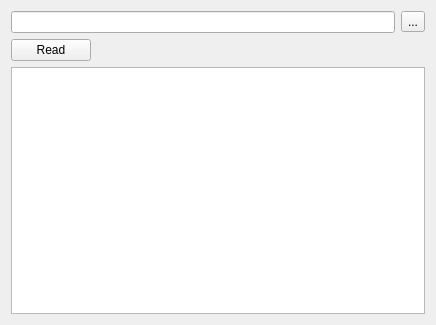
hirseboy/IFC-Import-Plugin, file externals/IFCImportPlugin/src/ImportWPRead.ui: the form before one commit.
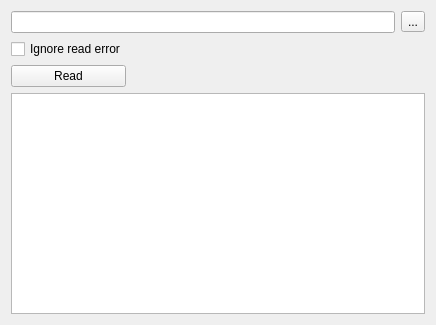
The form after the commit.

Commit message: add optipons for readErrors and using space boundaries

Patch:
```diff
--- a/externals/IFCImportPlugin/src/ImportWPRead.ui
+++ b/externals/IFCImportPlugin/src/ImportWPRead.ui
@@ -14,24 +14,13 @@
    <string>WizardPage</string>
   </property>
   <layout class="QGridLayout" name="gridLayout" columnstretch="0,1,0">
+   <item row="3" column="0" colspan="3">
+    <widget class="QTextEdit" name="textEdit"/>
+   </item>
    <item row="0" column="0" colspan="2">
     <widget class="QLineEdit" name="lineEditIFCFile"/>
    </item>
-   <item row="0" column="2">
-    <widget class="QToolButton" name="toolButtonOpenIFCFile">
-     <property name="text">
-      <string>...</string>
-     </property>
-    </widget>
-   </item>
-   <item row="1" column="0">
-    <widget class="QPushButton" name="pushButtonRead">
-     <property name="text">
-      <string>Read</string>
-     </property>
-    </widget>
-   </item>
-   <item row="1" column="1" colspan="2">
+   <item row="2" column="1" colspan="2">
     <spacer name="horizontalSpacer">
      <property name="orientation">
       <enum>Qt::Horizontal</enum>
@@ -44,8 +33,26 @@
      </property>
     </spacer>
    </item>
-   <item row="2" column="0" colspan="3">
-    <widget class="QTextEdit" name="textEdit"/>
+   <item row="2" column="0">
+    <widget class="QPushButton" name="pushButtonRead">
+     <property name="text">
+      <string>Read</string>
+     </property>
+    </widget>
+   </item>
+   <item row="0" column="2">
+    <widget class="QToolButton" name="toolButtonOpenIFCFile">
+     <property name="text">
+      <string>...</string>
+     </property>
+    </widget>
+   </item>
+   <item row="1" column="0">
+    <widget class="QCheckBox" name="checkBoxIgnoreReadError">
+     <property name="text">
+      <string>Ignore read error</string>
+     </property>
+    </widget>
    </item>
   </layout>
  </widget>
```
The commit also changes 3 other files.
